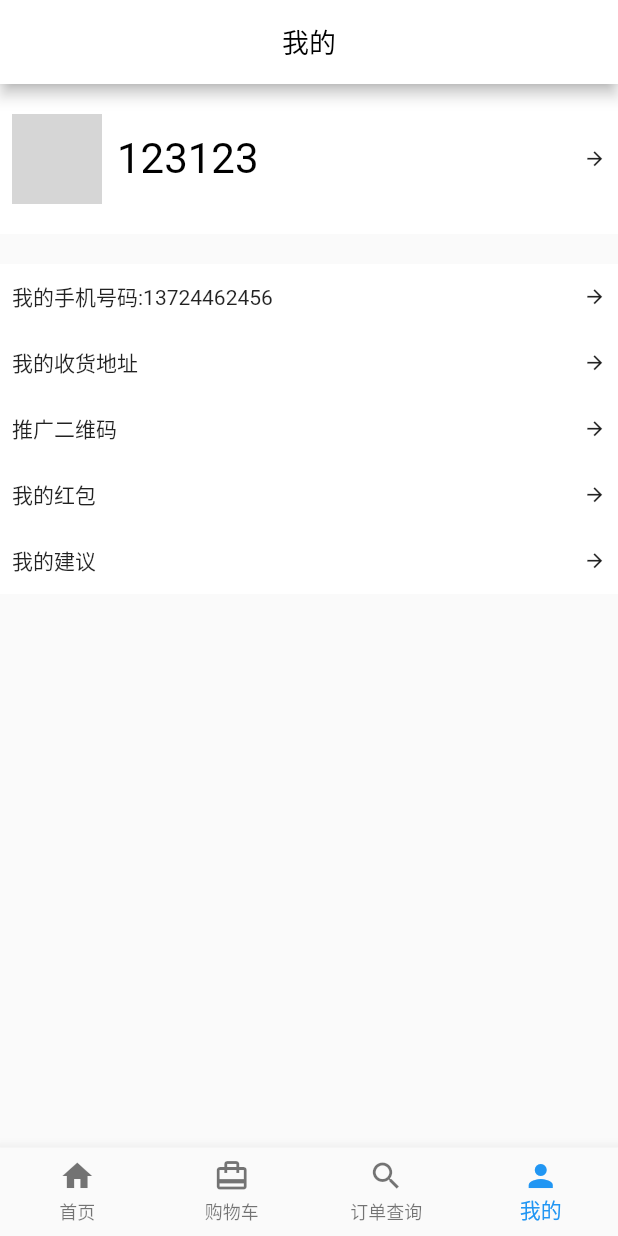
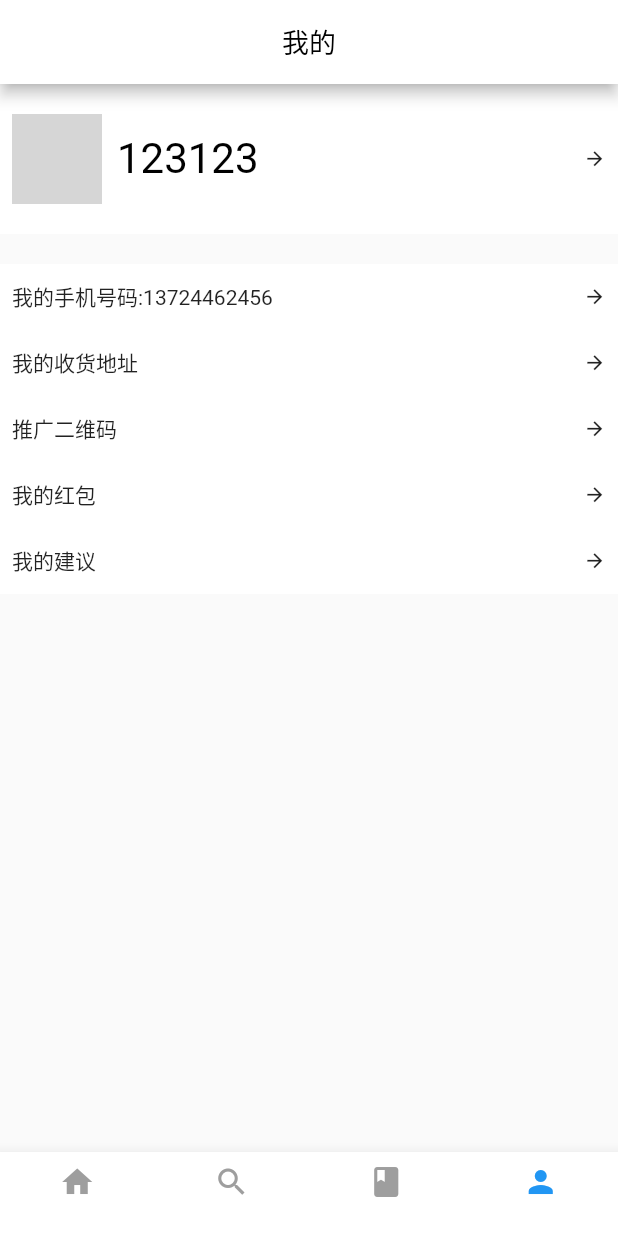
Before and after one commit to Jlanglang/yiball, a Flutter app: the screen it shows after launch, swiped to page 4, on a phone screen of 412 x 824 dp. Run offline on Flutter 3.47's test engine with Material 2 defaults, Android fonts, the phone set to English and light mode, and no system bars; network calls fail; grey boxes are pictures that could not be loaded.

Commit message:
1.添加联动效果

```diff
--- a/lib/MainPage.dart
+++ b/lib/MainPage.dart
@@ -47,24 +47,27 @@ class _MainPageState extends State<MainPage> {
     return new Scaffold(
       body: body(_page),
       bottomNavigationBar: new BottomNavigationBar(
+        unselectedItemColor: Colors.grey,
+        selectedItemColor: Colors.blue,
         items: [
           new BottomNavigationBarItem(
             icon: Icon(Icons.home),
-            title: Text('首页'),
-          ),
-          new BottomNavigationBarItem(
-            icon: Icon(Icons.card_travel),
-            title: Text('购物车'),
+            title: new Container(),// 我也不知道为啥要设计成必传的.
           ),
           new BottomNavigationBarItem(
             icon: Icon(Icons.search),
-            title: Text('订单查询'),
+            title: new Container(),
+          ),
+          new BottomNavigationBarItem(
+            icon: Icon(Icons.book),
+            title: new Container(),
           ),
           new BottomNavigationBarItem(
             icon: Icon(Icons.person),
-            title: Text('我的'),
+            title: new Container(),
           ),
         ],
+        backgroundColor: Colors.white,
         type: BottomNavigationBarType.fixed,
         onTap: _bottomSelect,
         currentIndex: _selectPage,
--- a/lib/cart/CartHomePage.dart
+++ b/lib/cart/CartHomePage.dart
@@ -171,7 +171,7 @@ class _CartHomePageState extends State<CartHomePage> {
           slivers: <Widget>[
             new SliverAppBar(
                 expandedHeight: 200.0,
-                floating: true,
+                floating: false,
                 pinned: true,
                 title: new Text('123'),
                 flexibleSpace: FlexibleSpaceBar(
--- a/lib/main.dart
+++ b/lib/main.dart
@@ -11,23 +11,16 @@ class MyApp extends StatelessWidget {
   @override
   Widget build(BuildContext context) {
     return new MaterialApp(
-      title: 'Flutter Demo',
+      title: 'yiball',
       routes: {
         'order/detail': (context) => OrderDetailPage(),
         'mine/editAddress': (context) => EditAddress(),
         'mine/addressManage': (context) => AddressManage(),
       },
       theme: new ThemeData(
-          // This is the theme of your application.
-          //
-          // Try running your application with "flutter run". You'll see the
-          // application has a blue toolbar. Then, without quitting the app, try
-          // changing the primarySwatch below to Colors.green and then invoke
-          // "hot reload" (press "r" in the console where you ran "flutter run",
-          // or press Run > Flutter Hot Reload in IntelliJ). Notice that the
-          // counter didn't reset back to zero; the application is not restarted.
-          primaryColor: Colors.red,
-          primaryTextTheme: TextTheme(body2: TextStyle(color: Colors.black))),
+          platform: TargetPlatform.iOS,
+          primaryColor: Colors.blue,
+          primaryTextTheme: TextTheme(body2: TextStyle(color: Colors.white))),
       home: new MainPage(),
     );
   }
```
Also changed, not shown: pubspec.lock, 3 other files.
